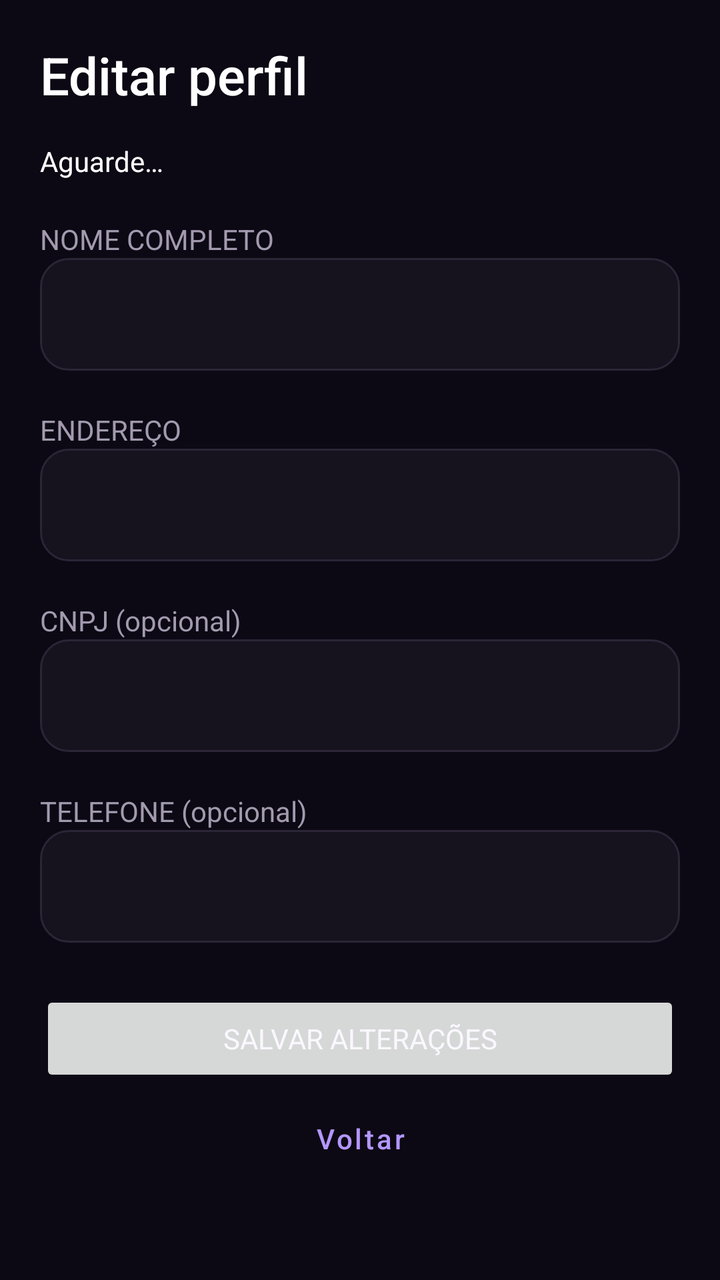
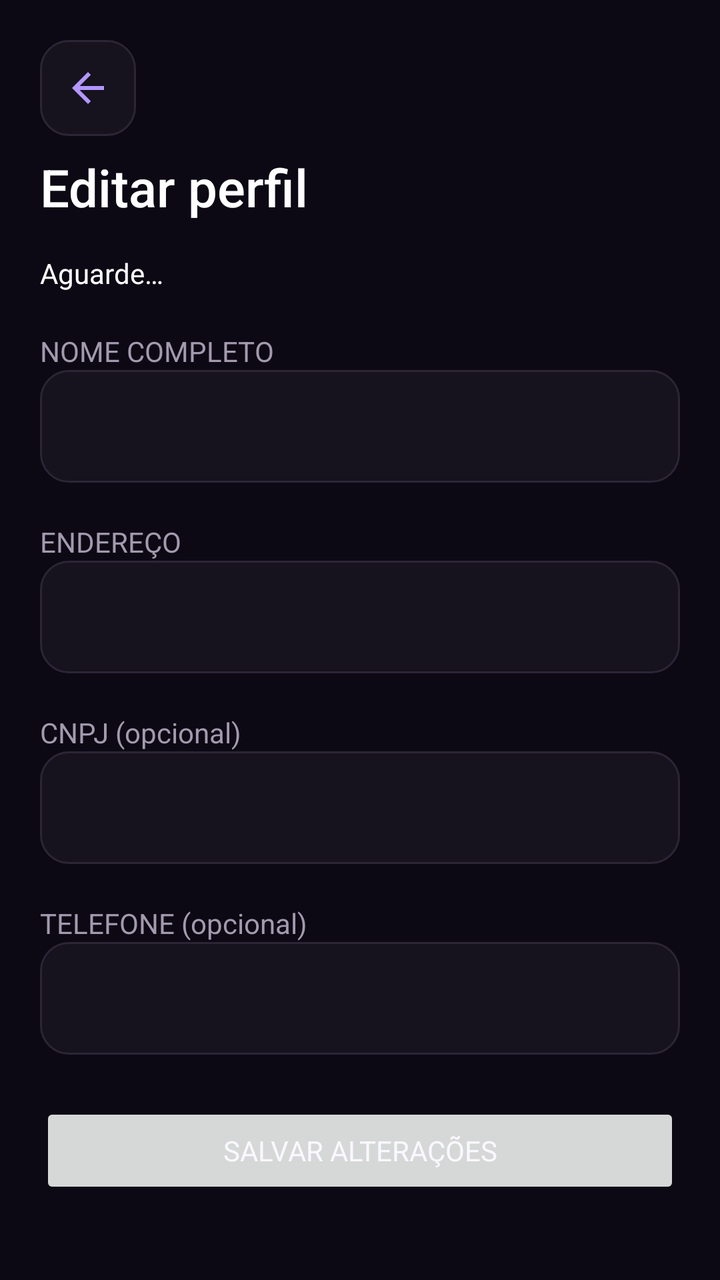

Two renders of the same Android screen: before a commit and after it. Below are the layout's source before the change and the commit's diff.
<!-- AndroidManifest.xml: activity theme Theme.Perto.Interno -->
<!-- res/layout/activity_editar_perfil.xml -->
<?xml version="1.0" encoding="utf-8"?>
<ScrollView android:scrollbars="none" xmlns:android="http://schemas.android.com/apk/res/android" android:id="@+id/main" android:layout_width="match_parent" android:layout_height="match_parent" android:fillViewport="true" android:background="@color/perto_background">
<LinearLayout android:layout_width="match_parent" android:layout_height="wrap_content" android:orientation="vertical" android:padding="20dp">
<TextView android:layout_width="match_parent" android:layout_height="wrap_content" android:text="@string/profile_edit" android:textSize="26sp" android:fontFamily="sans-serif-medium" android:textColor="@color/white" />
<TextView android:id="@+id/status" android:layout_width="match_parent" android:layout_height="wrap_content" android:layout_marginTop="16dp" android:text="@string/loading" android:textColor="@color/white" android:accessibilityLiveRegion="polite" />
<TextView android:id="@+id/label_nome" android:layout_width="match_parent" android:layout_height="wrap_content" android:layout_marginTop="20dp" android:labelFor="@+id/nome" android:text="@string/label_name" android:textColor="@color/perto_muted" />
<EditText android:id="@+id/nome" android:layout_width="match_parent" android:layout_height="wrap_content" android:minHeight="56dp" android:background="@drawable/perto_input" android:padding="16dp" android:textColor="@color/white" android:inputType="textPersonName" android:maxLength="120" />
<TextView android:id="@+id/label_endereco" android:layout_width="match_parent" android:layout_height="wrap_content" android:layout_marginTop="20dp" android:labelFor="@+id/endereco" android:text="@string/label_address" android:textColor="@color/perto_muted" />
<EditText android:id="@+id/endereco" android:layout_width="match_parent" android:layout_height="wrap_content" android:minHeight="56dp" android:background="@drawable/perto_input" android:padding="16dp" android:textColor="@color/white" android:inputType="textPostalAddress" android:maxLength="300" />
<TextView android:id="@+id/label_cnpj" android:layout_width="match_parent" android:layout_height="wrap_content" android:layout_marginTop="20dp" android:labelFor="@+id/cnpj" android:text="@string/optional_cnpj" android:textColor="@color/perto_muted" />
<EditText android:id="@+id/cnpj" android:layout_width="match_parent" android:layout_height="wrap_content" android:minHeight="56dp" android:background="@drawable/perto_input" android:padding="16dp" android:textColor="@color/white" android:inputType="text" android:maxLength="18" />
<TextView android:id="@+id/label_telefone" android:layout_width="match_parent" android:layout_height="wrap_content" android:layout_marginTop="20dp" android:labelFor="@+id/telefone" android:text="@string/optional_phone" android:textColor="@color/perto_muted" />
<EditText android:id="@+id/telefone" android:layout_width="match_parent" android:layout_height="wrap_content" android:minHeight="56dp" android:background="@drawable/perto_input" android:padding="16dp" android:textColor="@color/white" android:inputType="phone" android:maxLength="20" />
<Button android:id="@+id/salvar" android:layout_width="match_parent" android:layout_height="wrap_content" android:layout_marginTop="24dp" android:text="@string/profile_save" android:enabled="false" />
<Button android:id="@+id/tentar" style="@style/Widget.Perto.Button.Secondary" android:layout_width="match_parent" android:layout_height="wrap_content" android:text="@string/retry" android:visibility="gone" />
<Button android:id="@+id/voltar" style="@style/Widget.Perto.Button.Secondary" android:layout_width="match_parent" android:layout_height="wrap_content" android:text="@string/profile_back" />
</LinearLayout></ScrollView>
<!-- resources referenced by this layout -->
<resources>
  <color name="perto_background">#0C0914</color>
  <color name="perto_muted">#A39AAF</color>
  <color name="white">#FFFFFFFF</color>
  <!-- drawable perto_input (drawable) -->
  <selector xmlns:android="http://schemas.android.com/apk/res/android">
   <item android:state_focused="true"><shape><solid android:color="@color/perto_surface"/><corners android:radius="14dp"/><stroke android:width="1dp" android:color="@color/perto_accent"/></shape></item>
   <item><shape><solid android:color="@color/perto_surface"/><corners android:radius="14dp"/><stroke android:width="1dp" android:color="@color/perto_border"/></shape></item>
  </selector>
  <string name="label_address">ENDEREÇO</string>
  <string name="label_name">NOME COMPLETO</string>
  <string name="loading">Aguarde…</string>
  <string name="optional_cnpj">CNPJ (opcional)</string>
  <string name="optional_phone">TELEFONE (opcional)</string>
  <string name="profile_back">Voltar</string>
  <string name="profile_edit">Editar perfil</string>
  <string name="profile_save">Salvar alterações</string>
  <string name="retry">Tentar novamente</string>
  <style name="Widget.Perto.Button.Secondary" parent="Widget.Perto.Button">
          <item name="backgroundTint">@color/perto_surface</item>
          <item name="android:textColor">@color/perto_accent</item>
          <item name="strokeColor">@color/perto_border</item>
          <item name="strokeWidth">1dp</item>
      </style>
  <color name="perto_surface">#16121E</color>
  <color name="perto_accent">#B397FF</color>
  <color name="perto_border">#2B2536</color>
  <style name="Widget.Perto.Button" parent="Widget.MaterialComponents.Button">
          <item name="cornerRadius">16dp</item>
          <item name="backgroundTint">@color/perto_accent</item>
          <item name="android:textColor">@color/perto_background</item>
          <item name="android:textAllCaps">false</item>
          <item name="android:textSize">14sp</item>
          <item name="android:fontFamily">sans-serif-medium</item>
          <item name="android:minHeight">52dp</item>
          <item name="android:insetTop">4dp</item>
          <item name="android:insetBottom">4dp</item>
          <item name="elevation">0dp</item>
      </style>
  <color name="perto_accent_soft">#2D2047</color>
  <color name="perto_text">#FAF8FF</color>
  <style name="ThemeOverlay.Perto.Dialog" parent="ThemeOverlay.MaterialComponents.MaterialAlertDialog">
          <item name="colorSurface">@color/perto_surface</item>
          <item name="colorPrimary">@color/perto_accent</item>
          <item name="android:textColorPrimary">@color/perto_text</item>
          <item name="android:textColorSecondary">@color/perto_muted</item>
          <item name="android:colorBackground">@color/perto_surface</item>
      </style>
  <!-- unchanged entries left out for length: 1 -->
</resources>

<!-- the commit's change to res/layout/activity_editar_perfil.xml (unified diff, before → after) -->
@@ -1,6 +1,7 @@
 <?xml version="1.0" encoding="utf-8"?>
 <ScrollView android:scrollbars="none" xmlns:android="http://schemas.android.com/apk/res/android" android:id="@+id/main" android:layout_width="match_parent" android:layout_height="match_parent" android:fillViewport="true" android:background="@color/perto_background">
 <LinearLayout android:layout_width="match_parent" android:layout_height="wrap_content" android:orientation="vertical" android:padding="20dp">
+<ImageButton android:id="@+id/voltar" style="@style/Widget.Perto.Back" />
 <TextView android:layout_width="match_parent" android:layout_height="wrap_content" android:text="@string/profile_edit" android:textSize="26sp" android:fontFamily="sans-serif-medium" android:textColor="@color/white" />
 <TextView android:id="@+id/status" android:layout_width="match_parent" android:layout_height="wrap_content" android:layout_marginTop="16dp" android:text="@string/loading" android:textColor="@color/white" android:accessibilityLiveRegion="polite" />
 <TextView android:id="@+id/label_nome" android:layout_width="match_parent" android:layout_height="wrap_content" android:layout_marginTop="20dp" android:labelFor="@+id/nome" android:text="@string/label_name" android:textColor="@color/perto_muted" />
@@ -13,5 +14,5 @@
 <EditText android:id="@+id/telefone" android:layout_width="match_parent" android:layout_height="wrap_content" android:minHeight="56dp" android:background="@drawable/perto_input" android:padding="16dp" android:textColor="@color/white" android:inputType="phone" android:maxLength="20" />
 <Button android:id="@+id/salvar" android:layout_width="match_parent" android:layout_height="wrap_content" android:layout_marginTop="24dp" android:text="@string/profile_save" android:enabled="false" />
 <Button android:id="@+id/tentar" style="@style/Widget.Perto.Button.Secondary" android:layout_width="match_parent" android:layout_height="wrap_content" android:text="@string/retry" android:visibility="gone" />
-<Button android:id="@+id/voltar" style="@style/Widget.Perto.Button.Secondary" android:layout_width="match_parent" android:layout_height="wrap_content" android:text="@string/profile_back" />
+
 </LinearLayout></ScrollView>
<!-- resource entries referenced after the edit -->
@@ -13,10 +13,21 @@
   <string name="loading">Aguarde…</string>
   <string name="optional_cnpj">CNPJ (opcional)</string>
   <string name="optional_phone">TELEFONE (opcional)</string>
-  <string name="profile_back">Voltar</string>
   <string name="profile_edit">Editar perfil</string>
   <string name="profile_save">Salvar alterações</string>
   <string name="retry">Tentar novamente</string>
+  <style name="Widget.Perto.Back" parent="Widget.AppCompat.ImageButton">
+          <item name="android:layout_width">48dp</item>
+          <item name="android:layout_height">48dp</item>
+          <item name="android:layout_gravity">start</item>
+          <item name="android:layout_marginBottom">8dp</item>
+          <item name="android:padding">12dp</item>
+          <item name="android:background">@drawable/perto_input</item>
+          <item name="android:src">@drawable/ic_arrow_back</item>
+          <item name="tint">@color/perto_accent</item>
+          <item name="android:contentDescription">@string/event_back</item>
+          <item name="android:tooltipText">@string/event_back</item>
+      </style>
   <style name="Widget.Perto.Button.Secondary" parent="Widget.Perto.Button">
           <item name="backgroundTint">@color/perto_surface</item>
           <item name="android:textColor">@color/perto_accent</item>
@@ -26,6 +37,18 @@
   <color name="perto_surface">#16121E</color>
   <color name="perto_accent">#B397FF</color>
   <color name="perto_border">#2B2536</color>
+  <!-- drawable ic_arrow_back (drawable) -->
+  <vector xmlns:android="http://schemas.android.com/apk/res/android"
+      android:width="24dp"
+      android:height="24dp"
+      android:viewportWidth="24"
+      android:viewportHeight="24"
+      android:tint="@color/white">
+      <path
+          android:fillColor="@android:color/white"
+          android:pathData="M20,11H7.83l5.59,-5.59L12,4l-8,8 8,8 1.41,-1.41L7.83,13H20v-2z" />
+  </vector>
+  <string name="event_back">Voltar</string>
   <style name="Widget.Perto.Button" parent="Widget.MaterialComponents.Button">
           <item name="cornerRadius">16dp</item>
           <item name="backgroundTint">@color/perto_accent</item>
